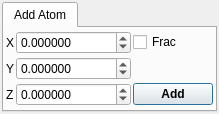
Above: src/gui/build.ui from trisyoungs/aten before the change. Below: the same form after it.
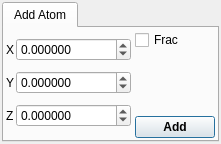
That is the form after the change.

```diff
--- a/src/gui/build.ui
+++ b/src/gui/build.ui
@@ -5,8 +5,8 @@
    <rect>
     <x>0</x>
     <y>0</y>
-    <width>165</width>
-    <height>114</height>
+    <width>211</width>
+    <height>144</height>
    </rect>
   </property>
   <property name="windowTitle" >
@@ -151,7 +151,17 @@
            </property>
           </widget>
          </item>
-         <item row="0" column="2" >
+        </layout>
+       </item>
+       <item>
+        <layout class="QVBoxLayout" >
+         <property name="margin" >
+          <number>0</number>
+         </property>
+         <property name="spacing" >
+          <number>6</number>
+         </property>
+         <item>
           <widget class="QCheckBox" name="AddAtomFractionalCheck" >
            <property name="sizePolicy" >
             <sizepolicy>
@@ -169,7 +179,20 @@
            </property>
           </widget>
          </item>
-         <item row="2" column="2" >
+         <item>
+          <spacer>
+           <property name="orientation" >
+            <enum>Qt::Vertical</enum>
+           </property>
+           <property name="sizeHint" >
+            <size>
+             <width>20</width>
+             <height>40</height>
+            </size>
+           </property>
+          </spacer>
+         </item>
+         <item>
           <widget class="QPushButton" name="AddAtomButton" >
            <property name="sizePolicy" >
             <sizepolicy>
```
Left out of the diff: 2 changed lines with no effect on the pictures.
